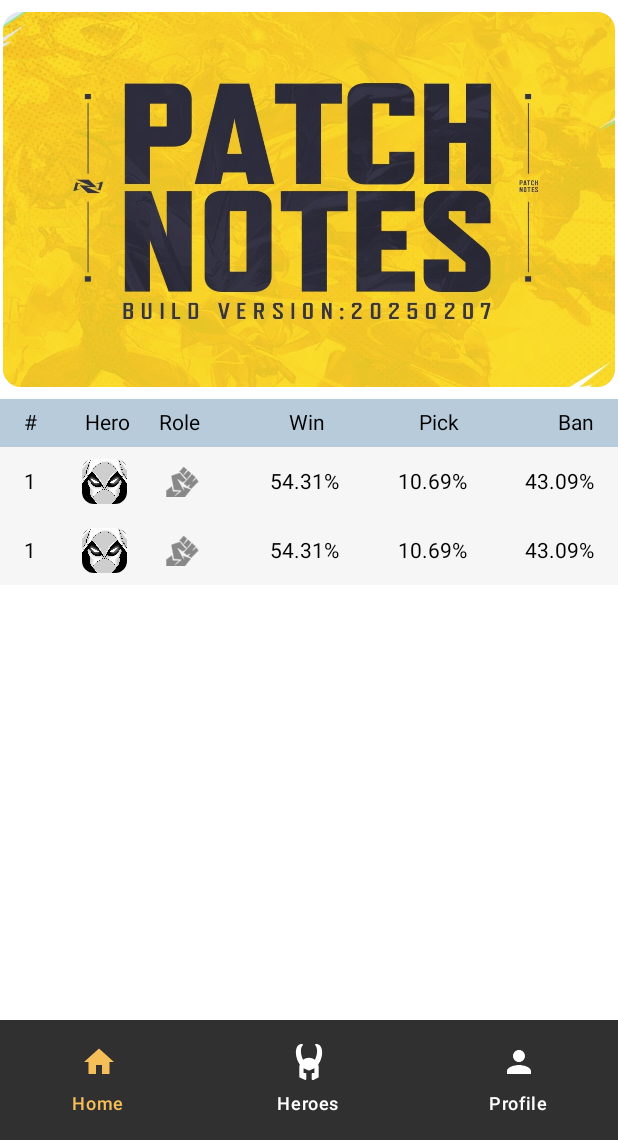
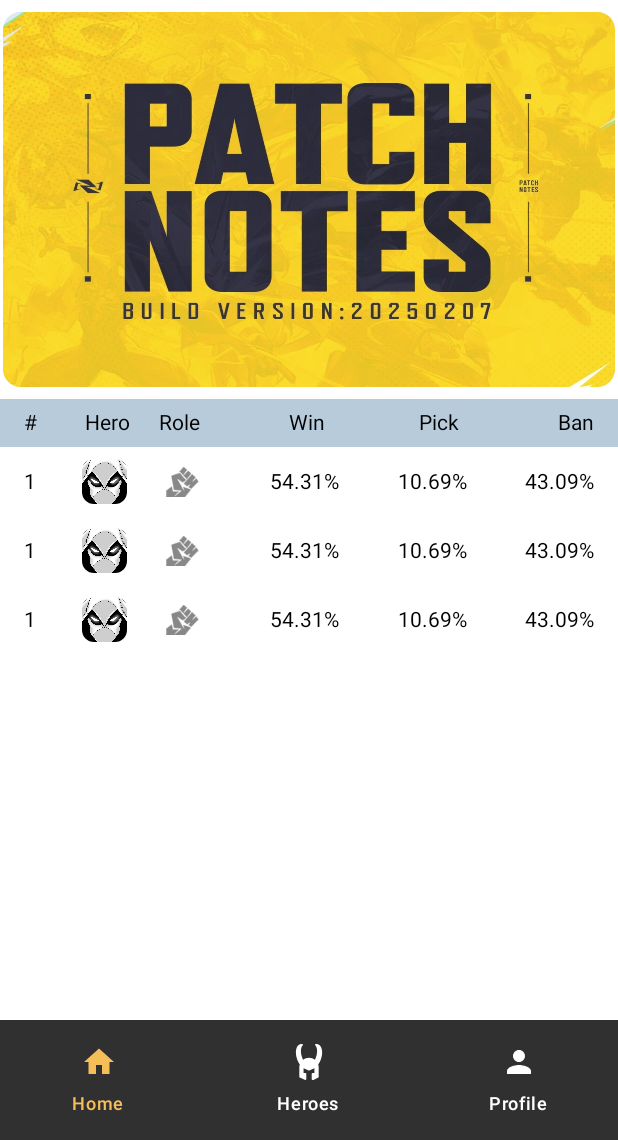
Before and after one commit to Agustin5421/Pocket-Rivals, an Android app built with Jetpack Compose: the screen it shows after launch (MainActivity), on a phone screen of 412 x 824 dp, the part 96-1236 px from its top. Run offline under Robolectric (Android 15) with nearby library versions, the light colour scheme and no system bars; our stand-ins replace Dagger/Hilt's generated code.

Commit message:
improved hero stats component hierarchy

```diff
--- a/app/src/main/java/com/mobile/pocketrivals/components/home/HeroTierList.kt
+++ b/app/src/main/java/com/mobile/pocketrivals/components/home/HeroTierList.kt
@@ -6,21 +6,25 @@ import androidx.compose.foundation.background
 import androidx.compose.foundation.layout.Box
 import androidx.compose.foundation.layout.Column
 import androidx.compose.foundation.layout.padding
+import androidx.compose.foundation.lazy.LazyColumn
+import androidx.compose.foundation.lazy.items
 import androidx.compose.material3.LocalTextStyle
 import androidx.compose.material3.MaterialTheme
+import androidx.compose.material3.Surface
 import androidx.compose.runtime.Composable
 import androidx.compose.runtime.CompositionLocalProvider
+import androidx.compose.runtime.remember
 import androidx.compose.ui.Modifier
 import androidx.compose.ui.graphics.Color
 import androidx.compose.ui.text.TextStyle
+import androidx.compose.ui.tooling.preview.Preview
 import androidx.compose.ui.unit.dp
 import com.mobile.pocketrivals.R
 
 
-//TODO: fetch from DB
 @RequiresApi(Build.VERSION_CODES.O)
 @Composable
-fun HeroTierList(modifier: Modifier = Modifier) {
+fun HeroTierList(modifier: Modifier = Modifier, heroStats: List<HeroStats>) {
     CompositionLocalProvider(LocalTextStyle provides TextStyle(color = Color.Black)) {
         Column(modifier = modifier) {
             Box(modifier = Modifier
@@ -30,20 +34,40 @@ fun HeroTierList(modifier: Modifier = Modifier) {
                 HeroTierListHeader()
             }
 
-            Column (modifier = Modifier.background(color = MaterialTheme.colorScheme.onSecondary)){
+            LazyColumn {
+                items(heroStats) { heroStat ->
+                    HeroTierListItem(stats = heroStat)
+                }
+            }
+        }
+    }
 
-                val sampleStats = HeroStats(
+}
+
+@Preview(showBackground = true)
+@Composable
+fun PreviewHeroTierList() {
+    val heroStats = remember {
+        listOf(
+            HeroStats(
                 rank = 1,
-                    championName = "Moon Knight",
+                championName = "Adam Warlock",
                 championIconResId = R.drawable.mock_hero_image,
                 roleIconResId = R.drawable.dps_image,
                 winRate = "54.31%",
                 pickRate = "10.69%",
                 banRate = "43.09%"
-                )
-                HeroStatsRow(stats = sampleStats)
-
-                val sampleStats2 = HeroStats(
+            ),
+            HeroStats(
+                rank = 1,
+                championName = "Adam Warlock",
+                championIconResId = R.drawable.mock_hero_image,
+                roleIconResId = R.drawable.dps_image,
+                winRate = "54.31%",
+                pickRate = "10.69%",
+                banRate = "43.09%"
+            ),
+            HeroStats(
                 rank = 1,
                 championName = "Adam Warlock",
                 championIconResId = R.drawable.mock_hero_image,
@@ -52,9 +76,11 @@ fun HeroTierList(modifier: Modifier = Modifier) {
                 pickRate = "10.69%",
                 banRate = "43.09%"
             )
-                HeroStatsRow(stats = sampleStats2)
+
+        )
+    }
+
+    Surface(color = MaterialTheme.colorScheme.background) {
+        HeroTierList(heroStats = heroStats)
     }
 }
-    }
-
-}
--- a/app/src/main/java/com/mobile/pocketrivals/components/home/HeroTierListItem.kt
+++ b/app/src/main/java/com/mobile/pocketrivals/components/home/HeroTierListItem.kt
@@ -18,7 +18,8 @@ import androidx.compose.ui.unit.dp
 import androidx.compose.ui.unit.sp
 import com.mobile.pocketrivals.R
 
-
+//TODO: on fetching the data from the API
+//TODO: I should create these entities and save them in the DB
 data class HeroStats(
     val rank: Int,
     val championName: String,
@@ -31,7 +32,7 @@ data class HeroStats(
 
 
 @Composable
-fun HeroStatsRow(stats: HeroStats, modifier: Modifier = Modifier) {
+fun HeroTierListItem(stats: HeroStats, modifier: Modifier = Modifier) {
     Row(
         modifier = modifier
             .fillMaxWidth()
@@ -117,5 +118,5 @@ fun PreviewChampionStatsRow() {
         pickRate = "10.69%",
         banRate = "43.09%"
     )
-    HeroStatsRow(stats = sampleStats)
+    HeroTierListItem(stats = sampleStats)
 }
--- a/app/src/main/java/com/mobile/pocketrivals/mocks/Heroes.kt
+++ b/app/src/main/java/com/mobile/pocketrivals/mocks/Heroes.kt
@@ -1,11 +1,46 @@
 package com.mobile.pocketrivals.mocks
 
 import com.mobile.pocketrivals.R
+import com.mobile.pocketrivals.components.home.HeroStats
 
 data class Heroes(
     val heroes: List<Hero>
 )
 val heroImage = R.drawable.mock_hero_image
+
+val heroStats =
+    listOf(
+        HeroStats(
+            rank = 1,
+            championName = "Adam Warlock",
+            championIconResId = R.drawable.mock_hero_image,
+            roleIconResId = R.drawable.dps_image,
+            winRate = "54.31%",
+            pickRate = "10.69%",
+            banRate = "43.09%"
+        ),
+        HeroStats(
+            rank = 1,
+            championName = "Adam Warlock",
+            championIconResId = R.drawable.mock_hero_image,
+            roleIconResId = R.drawable.dps_image,
+            winRate = "54.31%",
+            pickRate = "10.69%",
+            banRate = "43.09%"
+        ),
+        HeroStats(
+            rank = 1,
+            championName = "Adam Warlock",
+            championIconResId = R.drawable.mock_hero_image,
+            roleIconResId = R.drawable.dps_image,
+            winRate = "54.31%",
+            pickRate = "10.69%",
+            banRate = "43.09%"
+        )
+
+    )
+
+
 val mockHeroes = Heroes(
     heroes = listOf(
         Hero(
--- a/app/src/main/java/com/mobile/pocketrivals/screens/heroes/Heroes.kt
+++ b/app/src/main/java/com/mobile/pocketrivals/screens/heroes/Heroes.kt
@@ -1,6 +1,5 @@
 package com.mobile.pocketrivals.screens.heroes
 
-import com.mobile.pocketrivals.components.heroes.HeroSearchBar
 import androidx.compose.foundation.layout.Column
 import androidx.compose.foundation.layout.fillMaxSize
 import androidx.compose.foundation.layout.padding
@@ -13,7 +12,7 @@ import androidx.compose.runtime.setValue
 import androidx.compose.ui.Modifier
 import androidx.navigation.NavController
 import com.mobile.pocketrivals.components.heroes.HeroCardMap
-import com.mobile.pocketrivals.mocks.mockHeroes
+import com.mobile.pocketrivals.components.heroes.HeroSearchBar
 
 @Composable
 fun HeroesScreen(navController: NavController) {
--- a/app/src/main/java/com/mobile/pocketrivals/screens/home/Home.kt
+++ b/app/src/main/java/com/mobile/pocketrivals/screens/home/Home.kt
@@ -14,6 +14,7 @@ import androidx.navigation.NavController
 import com.mobile.pocketrivals.components.home.HeroTierList
 import com.mobile.pocketrivals.components.home.PatchNotesCard
 import com.mobile.pocketrivals.components.home.TopBar
+import com.mobile.pocketrivals.mocks.heroStats
 
 @RequiresApi(Build.VERSION_CODES.O)
 @Composable
@@ -35,8 +36,10 @@ fun HomeScreen(navController: NavController) {
 
         )
 
+        val heroStats = heroStats
+        //TODO: fetch from DB Hero Stats
         HeroTierList(modifier = Modifier
-            .padding(top = 8.dp)
+            .padding(top = 8.dp), heroStats
         )
 
     }
```
Also changed, not shown: app/src/main/java/com/mobile/pocketrivals/components/home/HeroTierListHeader.kt (+0 -22 lines). Lines whose indentation alone changed are shown as unchanged.
